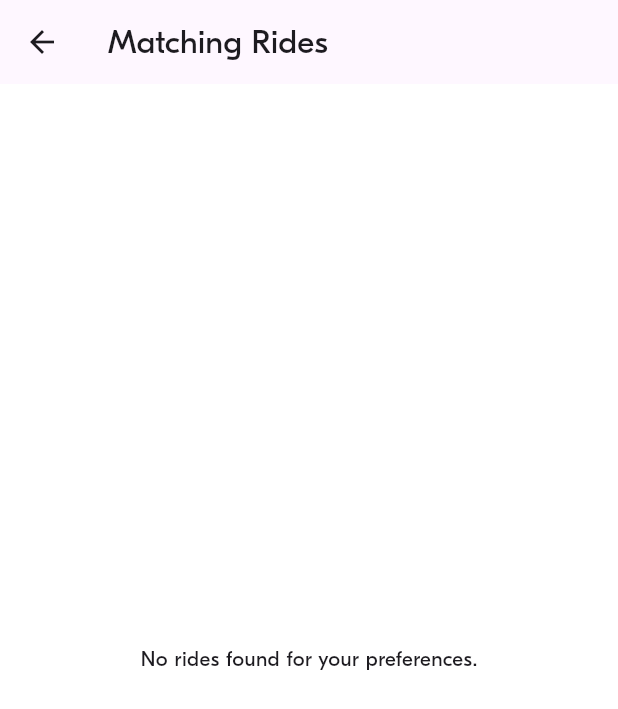
After one commit to L-pixela/flutter_course_ver2, a Flutter app: the RidesScreen screen opened directly with sample values from the repository, on a phone screen of 412 x 824 dp. The commit adds this screen. Shown: the top 709 px of the screen. Run offline on Flutter 3.47's test engine with Material 3 defaults, Android fonts, the phone set to English and light mode, and no system bars; project files that could hold a hidden picture were left out.

Commit message:
BLA-007 – Implement a (first draft of) Rides Screen

```diff
--- /dev/null
+++ b/flutter_2_course/lib/screens/ride_result/ride_screen.dart
@@ -0,0 +1,49 @@
+import 'package:flutter/material.dart';
+import 'package:week_3_blabla_project/dummy_data/dummy_data.dart';
+import 'package:week_3_blabla_project/model/ride/locations.dart';
+import 'package:week_3_blabla_project/model/ride/ride.dart';
+import 'package:week_3_blabla_project/model/ride_pref/ride_pref.dart';
+import 'package:week_3_blabla_project/screens/ride_result/widgets/ride_card.dart';
+import 'package:week_3_blabla_project/theme/theme.dart';
+import 'package:week_3_blabla_project/utils/date_time_util.dart';
+
+class RidesScreen extends StatelessWidget {
+  final RidePref selectedPref;
+  const RidesScreen({super.key, required this.selectedPref});
+
+  //
+  // Checking Method to see if the location is matching within the data
+  //
+  bool _locationsMatch(Location a, Location b) {
+    return a.name == b.name && a.country == b.country;
+  }
+
+  @override
+  Widget build(BuildContext context) {
+    // Filter rides based on selected preference
+    final matchingRides = fakeRides.where((ride) {
+      return _locationsMatch(ride.departureLocation, selectedPref.departure) &&
+          _locationsMatch(ride.arrivalLocation, selectedPref.arrival);
+    }).toList();
+
+    return Scaffold(
+      appBar: AppBar(
+        title: const Text("Matching Rides"),
+      ),
+      // Check if there is matching rides, if not show message
+      body: matchingRides.isEmpty
+          ? Center(
+              child: Text("No rides found for your preferences."),
+            )
+          : ListView.builder(
+              itemCount: matchingRides.length,
+              itemBuilder: (context, index) {
+                final ride = matchingRides[index];
+                return RideCard(
+                  ride: ride,
+                );
+              },
+            ),
+    );
+  }
+}
```
Also changed, not shown: flutter_2_course/lib/dummy_data/dummy_data.dart (+12 -0 lines), flutter_2_course/lib/screens/ride_pref/widgets/ride_pref_form.dart (+31 -2 lines), flutter_2_course/lib/screens/ride_result/widgets/ride_card.dart (added, +33 -0 lines).
